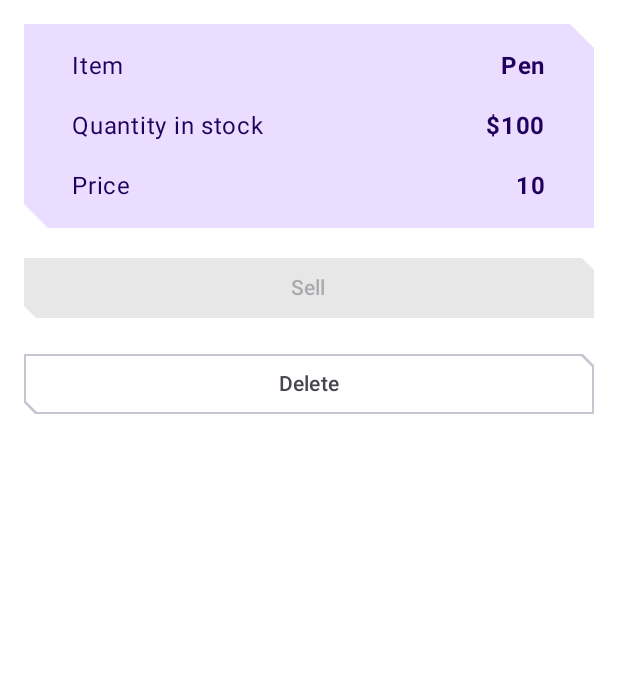
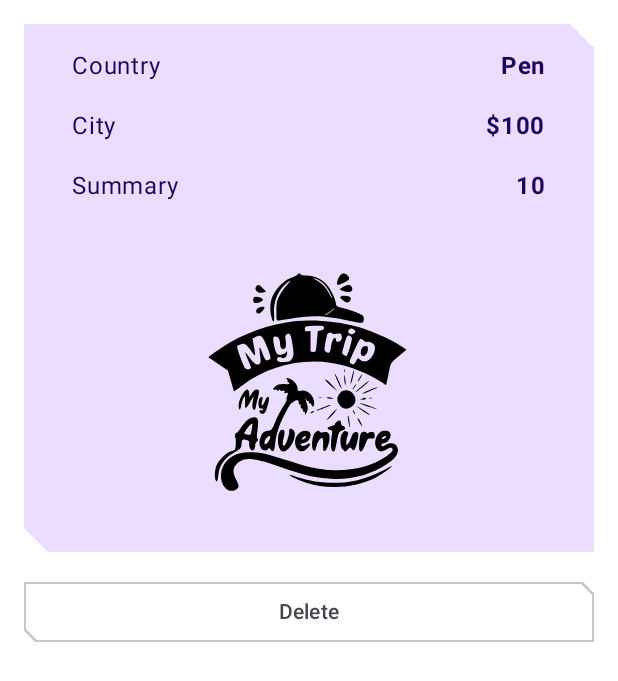
Before and after one commit to YahefuYusufu/LovelyTrip, an Android app built with Jetpack Compose: the @Preview function ItemDetailsScreenPreview, on a phone screen of 412 x 824 dp. Shown: the top 681 px of the screen. Run offline under Robolectric (Android 15) with nearby library versions, the phone set to English and light mode, and no system bars; our stand-ins replace Room's generated code.

Commit message:
date picker has done . next: image picker

```diff
--- a/app/src/main/java/com/example/inventory/LovelyTripApp.kt
+++ b/app/src/main/java/com/example/inventory/LovelyTripApp.kt
@@ -3,7 +3,6 @@
 package com.example.inventory
 
 import android.annotation.SuppressLint
-import androidx.compose.foundation.background
 import androidx.compose.material.icons.Icons.Filled
 import androidx.compose.material.icons.filled.ArrowBack
 import androidx.compose.material3.CenterAlignedTopAppBar
@@ -15,7 +14,6 @@ import androidx.compose.material3.Text
 import androidx.compose.material3.TopAppBarScrollBehavior
 import androidx.compose.runtime.Composable
 import androidx.compose.ui.Modifier
-import androidx.compose.ui.graphics.Color
 import androidx.compose.ui.res.stringResource
 import androidx.compose.ui.text.font.FontFamily
 import androidx.compose.ui.text.font.FontWeight
--- a/app/src/main/java/com/example/inventory/data/Item.kt
+++ b/app/src/main/java/com/example/inventory/data/Item.kt
@@ -1,18 +1,3 @@
-/*
- * Copyright (C) 2023 The Android Open Source Project
- *
- * Licensed under the Apache License, Version 2.0 (the "License");
- * you may not use this file except in compliance with the License.
- * You may obtain a copy of the License at
- *
- *     https://www.apache.org/licenses/LICENSE-2.0
- *
- * Unless required by applicable law or agreed to in writing, software
- * distributed under the License is distributed on an "AS IS" BASIS,
- * WITHOUT WARRANTIES OR CONDITIONS OF ANY KIND, either express or implied.
- * See the License for the specific language governing permissions and
- * limitations under the License.
- */
 
 package com.example.inventory.data
 
@@ -31,7 +16,7 @@ data class Item(
     @PrimaryKey(autoGenerate = true)
     val id: Int = 0,
     val country: String,
-    var city: String,
-    var summary: String,
-    var addedDate: Long
+    val city: String,
+    val summary: String,
+    val addedDate: Long
 )
--- a/app/src/main/java/com/example/inventory/ui/navigation/InventoryNavGraph.kt
+++ b/app/src/main/java/com/example/inventory/ui/navigation/InventoryNavGraph.kt
@@ -1,9 +1,6 @@
-
 
 package com.example.inventory.ui.navigation
 
-import android.os.Build
-import androidx.annotation.RequiresApi
 import androidx.compose.runtime.Composable
 import androidx.compose.ui.Modifier
 import androidx.navigation.NavHostController
@@ -21,7 +18,6 @@ import com.example.inventory.ui.screens.ItemEntryDestination
 import com.example.inventory.ui.screens.ItemEntryScreen
 
 
-@RequiresApi(Build.VERSION_CODES.O)
 @Composable
 fun NavHost(
     navController: NavHostController,
--- a/app/src/main/java/com/example/inventory/ui/screens/ItemDetailsScreen.kt
+++ b/app/src/main/java/com/example/inventory/ui/screens/ItemDetailsScreen.kt
@@ -2,18 +2,19 @@
 package com.example.inventory.ui.screens
 
 import androidx.annotation.StringRes
+import androidx.compose.foundation.Image
 import androidx.compose.foundation.layout.Arrangement
 import androidx.compose.foundation.layout.Column
 import androidx.compose.foundation.layout.Row
 import androidx.compose.foundation.layout.Spacer
 import androidx.compose.foundation.layout.fillMaxWidth
+import androidx.compose.foundation.layout.height
 import androidx.compose.foundation.layout.padding
 import androidx.compose.foundation.rememberScrollState
 import androidx.compose.foundation.verticalScroll
 import androidx.compose.material.icons.Icons
 import androidx.compose.material.icons.filled.Edit
 import androidx.compose.material3.AlertDialog
-import androidx.compose.material3.Button
 import androidx.compose.material3.Card
 import androidx.compose.material3.CardDefaults
 import androidx.compose.material3.ExperimentalMaterial3Api
@@ -32,10 +33,13 @@ import androidx.compose.runtime.rememberCoroutineScope
 import androidx.compose.runtime.saveable.rememberSaveable
 import androidx.compose.runtime.setValue
 import androidx.compose.ui.Modifier
+import androidx.compose.ui.layout.ContentScale
 import androidx.compose.ui.res.dimensionResource
+import androidx.compose.ui.res.painterResource
 import androidx.compose.ui.res.stringResource
 import androidx.compose.ui.text.font.FontWeight
 import androidx.compose.ui.tooling.preview.Preview
+import androidx.compose.ui.unit.dp
 import androidx.lifecycle.viewmodel.compose.viewModel
 import com.example.inventory.TopAppBar
 import com.example.inventory.R
@@ -88,7 +92,6 @@ fun ItemDetailsScreen(
     ) { innerPadding ->
         ItemDetailsBody(
             itemDetailsUiState = uiState.value,
-            onSellItem = { viewModel.reduceQuantityByOne() },
             onDelete = {
                 coroutineScope.launch {
                     viewModel.deleteItem()
@@ -105,7 +108,6 @@ fun ItemDetailsScreen(
 @Composable
 private fun ItemDetailsBody(
     itemDetailsUiState: ItemDetailsUiState,
-    onSellItem: () -> Unit,
     onDelete: () -> Unit,
     modifier: Modifier = Modifier
 ) {
@@ -117,14 +119,7 @@ private fun ItemDetailsBody(
         ItemDetails(
             item = itemDetailsUiState.itemDetails.toItem(), modifier = Modifier.fillMaxWidth()
         )
-        Button(
-            onClick = onSellItem,
-            modifier = Modifier.fillMaxWidth(),
-            shape = MaterialTheme.shapes.small,
-            enabled = !itemDetailsUiState.outOfStock
-        ) {
-            Text(stringResource(R.string.sell))
-        }
+
         OutlinedButton(
             onClick = { deleteConfirmationRequired = true },
             shape = MaterialTheme.shapes.small,
@@ -163,7 +158,7 @@ fun ItemDetails(
             verticalArrangement = Arrangement.spacedBy(dimensionResource(id = R.dimen.padding_medium))
         ) {
             ItemDetailsRow(
-                labelResID = R.string.item,
+                labelResID = R.string.country,
                 itemDetail = item.country,
                 modifier = Modifier.padding(
                     horizontal = dimensionResource(
@@ -173,7 +168,7 @@ fun ItemDetails(
                 )
             )
             ItemDetailsRow(
-                labelResID = R.string.quantity_in_stock,
+                labelResID = R.string.city,
                 itemDetail = item.city,
                 modifier = Modifier.padding(
                     horizontal = dimensionResource(
@@ -183,7 +178,7 @@ fun ItemDetails(
                 )
             )
             ItemDetailsRow(
-                labelResID = R.string.price,
+                labelResID = R.string.summary,
                 itemDetail = item.summary,
                 modifier = Modifier.padding(
                     horizontal = dimensionResource(
@@ -191,6 +186,15 @@ fun ItemDetails(
                             .padding_medium
                     )
                 )
+            )
+
+            Image(
+                painter = painterResource(id = R.drawable.ic_splash),
+                contentDescription = null,
+                modifier = Modifier
+                    .fillMaxWidth()
+                    .height(200.dp),
+                contentScale = ContentScale.Fit
             )
         }
 
@@ -238,8 +242,9 @@ fun ItemDetailsScreenPreview() {
                     1,
                     "Pen",
                     "$100",
-                    "10"
+                    "10",
+                addedDate = 123123132
                 )
-        ), onSellItem = {}, onDelete = {})
+        ),  onDelete = {})
     }
 }
--- a/app/src/main/java/com/example/inventory/ui/theme/Shape.kt
+++ b/app/src/main/java/com/example/inventory/ui/theme/Shape.kt
@@ -1,7 +1,6 @@
 
 package com.example.inventory.ui.theme
 
-import androidx.compose.foundation.layout.PaddingValues
 import androidx.compose.foundation.shape.CutCornerShape
 import androidx.compose.material3.Shapes
 import androidx.compose.ui.unit.dp
--- a/app/src/main/java/com/example/inventory/ui/viewModels/ItemDetailsViewModel.kt
+++ b/app/src/main/java/com/example/inventory/ui/viewModels/ItemDetailsViewModel.kt
@@ -11,7 +11,6 @@ import kotlinx.coroutines.flow.StateFlow
 import kotlinx.coroutines.flow.filterNotNull
 import kotlinx.coroutines.flow.map
 import kotlinx.coroutines.flow.stateIn
-import kotlinx.coroutines.launch
 
 /**
  * ViewModel to retrieve, update and delete an item from the [ItemsRepository]'s data source.
@@ -41,14 +40,6 @@ class ItemDetailsViewModel(
     /**
      * Reduces the item quantity by one and update the [ItemsRepository]'s data source.
      */
-    fun reduceQuantityByOne() {
-        viewModelScope.launch {
-            val currentItem = uiState.value.itemDetails.toItem()
-//            if (currentItem.quantity > 0) {
-//                itemsRepository.updateItem(currentItem.copy(quantity = currentItem.quantity - 1))
-//            }
-        }
-    }
 
     /**
      * Deletes the item from the [ItemsRepository]'s data source.
@@ -67,5 +58,5 @@ class ItemDetailsViewModel(
  */
 data class ItemDetailsUiState(
     val outOfStock: Boolean = true,
-    val itemDetails: ItemDetails = ItemDetails()
+    val itemDetails: ItemDetails = ItemDetails(addedDate = System.currentTimeMillis())
 )
--- a/app/src/main/java/com/example/inventory/ui/viewModels/ItemEditViewModel.kt
+++ b/app/src/main/java/com/example/inventory/ui/viewModels/ItemEditViewModel.kt
@@ -36,9 +36,7 @@ class ItemEditViewModel(
 
 
     suspend fun updateItem() {
-
             itemsRepository.updateItem(itemUiState.itemDetails.toItem())
-
     }
 
 
--- a/app/src/main/java/com/example/inventory/ui/viewModels/ItemEntryViewModel.kt
+++ b/app/src/main/java/com/example/inventory/ui/viewModels/ItemEntryViewModel.kt
@@ -10,30 +10,20 @@ import com.example.inventory.data.ItemsRepository
 
 class ItemEntryViewModel(private val itemsRepository: ItemsRepository) : ViewModel() {
 
-
     var itemUiState by mutableStateOf(ItemUiState())
         private set
-
 
     fun updateUiState(itemDetails: ItemDetails) {
         itemUiState =
             ItemUiState(itemDetails = itemDetails)
     }
 
-
     suspend fun saveItem() {
 
         itemsRepository.insertItem(itemUiState.itemDetails.toItem())
+    }
 
 }
-//
-//    private fun validateInput(uiState: ItemDetails = itemUiState.itemDetails): Boolean {
-//        return with(uiState) {
-//            name.isNotBlank() && price.isNotBlank() && quantity.isNotBlank()
-//        }
-//    }
-}
-
 
     data class ItemUiState(
         val itemDetails: ItemDetails = ItemDetails(),
@@ -44,9 +34,8 @@ data class ItemDetails(
         val country: String = "",
         val city: String = "",
         val summary: String = "",
-    val addedDate: Long = System.currentTimeMillis(),
+        var addedDate: Long = System.currentTimeMillis(),
     )
-
 
     fun ItemDetails.toItem(): Item = Item(
         id = id,
@@ -58,14 +47,12 @@ fun ItemDetails.toItem(): Item = Item(
     )
 
 
-
     /**
      * Extension function to convert [Item] to [ItemUiState]
      */
     fun Item.toItemUiState(): ItemUiState = ItemUiState(
         itemDetails = this.toItemDetails(),
     )
-
 
     fun Item.toItemDetails(): ItemDetails = ItemDetails(
         id = id,
--- a/app/src/main/res/values/strings.xml
+++ b/app/src/main/res/values/strings.xml
@@ -8,7 +8,7 @@
     <string name="edit_item_title">Edit Item</string>
     <string name="item">Item</string>
     <string name="item_detail_title">Item Details</string>
-    <string name="item_entry_title">Add Item</string>
+    <string name="item_entry_title">Add Trip</string>
     <string name="item_name_req">Item Name*</string>
     <string name="item_price_req">Item Price*</string>
     <string name="no">No</string>
@@ -20,8 +20,8 @@
     <string name="sell">Sell</string>
     <string name="yes">Yes</string>
     <string name="country">Country</string>
-    <string name="city">Country</string>
-    <string name="summary">Country</string>
-    <string name="addedDate">Country</string>
+    <string name="city">City</string>
+    <string name="summary">Summary</string>
+    <string name="addedDate">Date</string>
 
     <string name="required_fields">*required fields</string></resources>
```
Also changed, not shown: app/src/main/java/com/example/inventory/components/DatePicker.kt (deleted, +0 -75 lines), app/src/main/java/com/example/inventory/components/ItemDatePicker.kt (+8 -8 lines), app/src/main/java/com/example/inventory/data/AppContainer.kt (+0 -15 lines), app/src/main/java/com/example/inventory/data/ItemDao.kt (+0 -15 lines), app/src/main/java/com/example/inventory/data/ItemsRepository.kt (+0 -15 lines), app/src/main/java/com/example/inventory/data/LovelyTripDatabase.kt (+1 -15 lines), app/src/main/java/com/example/inventory/data/OfflineItemsRepository.kt (+0 -15 lines), app/src/main/java/com/example/inventory/ui/screens/HomeScreen.kt (+4 -24 lines), app/src/main/java/com/example/inventory/ui/screens/ItemEditScreen.kt (+5 -16 lines), app/src/main/java/com/example/inventory/ui/screens/ItemEntryScreen.kt (+16 -13 lines). Lines whose indentation alone changed are shown as unchanged.
